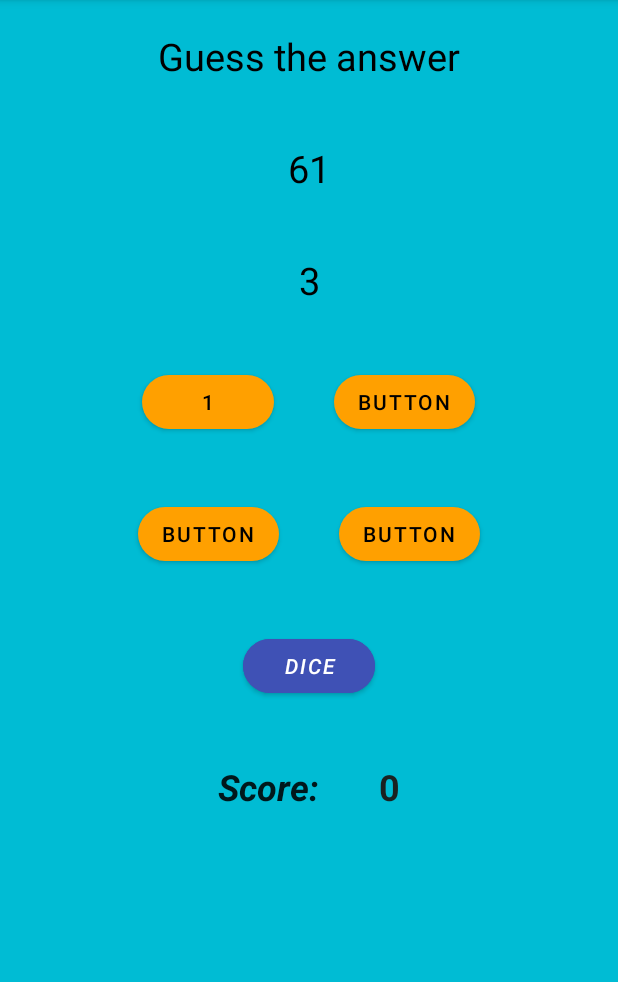
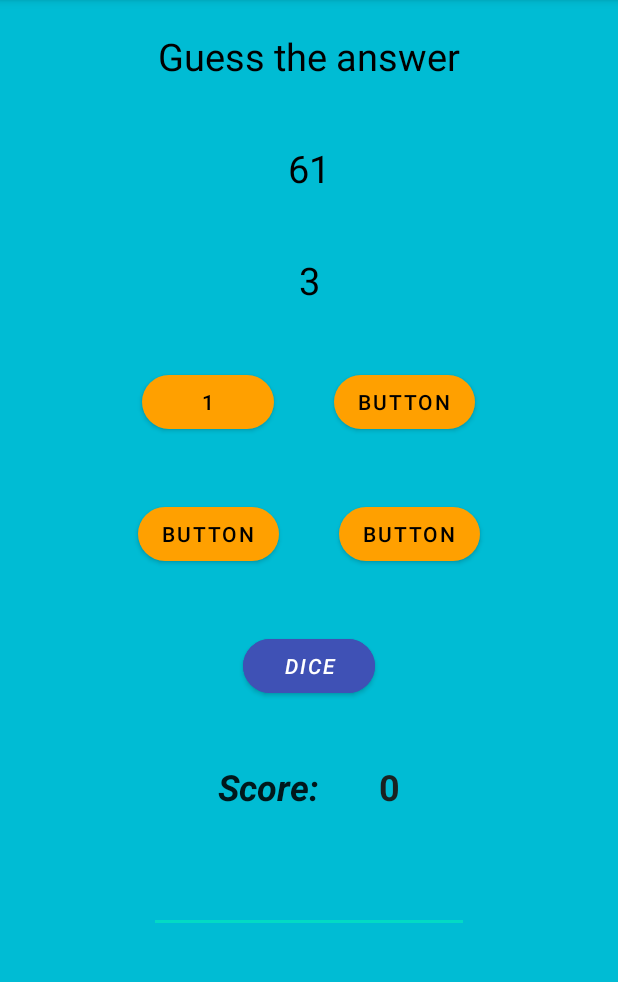
Before and after one commit to zahhard/mathPlay, an Android app: the GameActivity screen opened directly, with no data from a screen before it, on a phone screen of 412 x 824 dp, the part 84-1066 px from its top. Run offline under Robolectric (Android 15) with nearby library versions, the phone set to English and light mode, and no system bars; 2 statements that could not run were skipped.

Commit message:
an edit text added for max score

```diff
--- a/app/src/main/res/layout/activity_game.xml
+++ b/app/src/main/res/layout/activity_game.xml
@@ -140,6 +140,15 @@
 
         </LinearLayout>
 
+        <EditText
+            android:id="@+id/timer"
+            android:textColor="@color/black"
+            android:layout_width="wrap_content"
+            android:layout_height="wrap_content"
+            android:layout_margin="16dp"
+            android:ems="10"
+            android:inputType="time" />
+
     </LinearLayout>
 
 </ScrollView>
```
